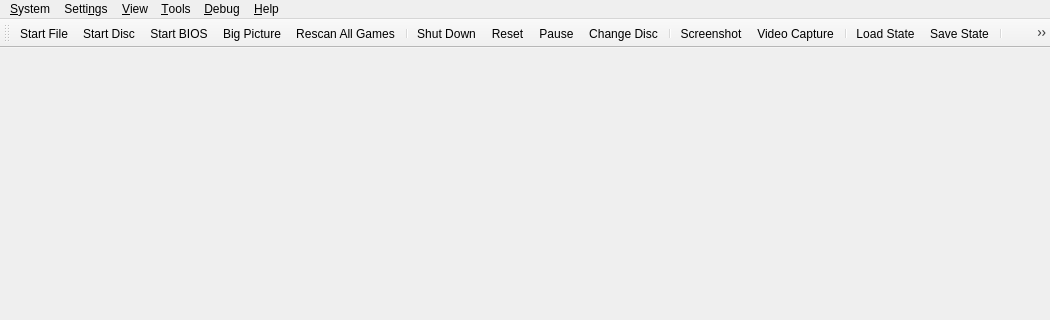
Before: the Qt Designer form pcsx2-qt/MainWindow.ui in solid1353/pcsx2, drawn with Qt 5; both pictures show x 0 to 1050 and y 0 to 320 of the 1050 by 666 pixel window.
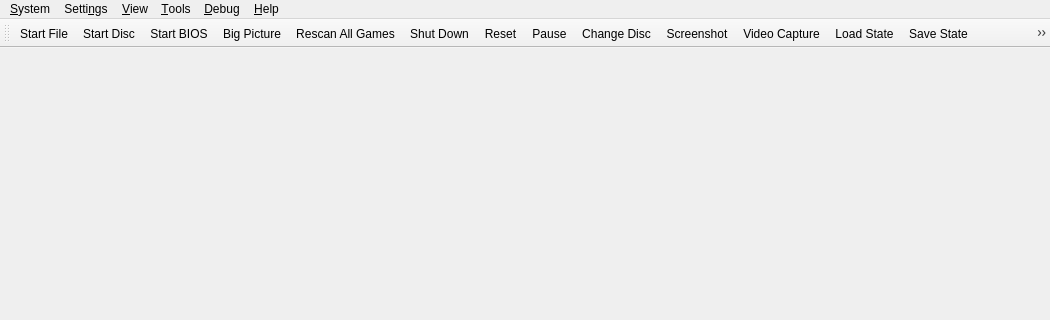
After: the same form once the commit is applied. Icons and pictures are not drawn.

Commit message: Fix toolbar context menus and remove separators (AI-assisted)

What changed in the file:
```diff
--- a/pcsx2-qt/MainWindow.ui
+++ b/pcsx2-qt/MainWindow.ui
@@ -254,20 +254,15 @@
    <addaction name="actionToolbarStartBios"/>
    <addaction name="actionToolbarStartFullscreenUI"/>
    <addaction name="actionRescanAllGames"/>
-   <addaction name="separator"/>
    <addaction name="actionToolbarPowerOff"/>
    <addaction name="actionToolbarReset"/>
    <addaction name="actionToolbarPause"/>
    <addaction name="actionToolbarChangeDisc"/>
-   <addaction name="separator"/>
    <addaction name="actionToolbarScreenshot"/>
    <addaction name="actionVideoCapture"/>
-   <addaction name="separator"/>
    <addaction name="actionToolbarLoadState"/>
    <addaction name="actionToolbarSaveState"/>
-   <addaction name="separator"/>
    <addaction name="actionToolbarFullscreen"/>
-   <addaction name="separator"/>
    <addaction name="actionToolbarSettings"/>
    <addaction name="actionToolbarControllerSettings"/>
    <addaction name="actionToolbarHotkeySettings"/>
```
The commit also changes 1 other file.
